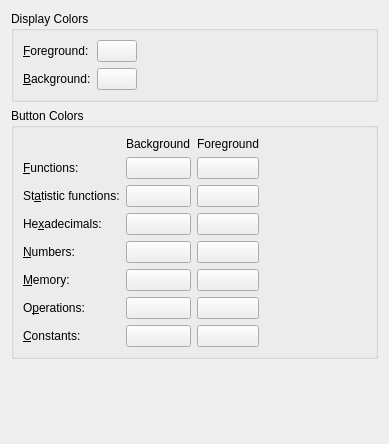
KDE/kcalc, file colors.ui: the form before one commit.
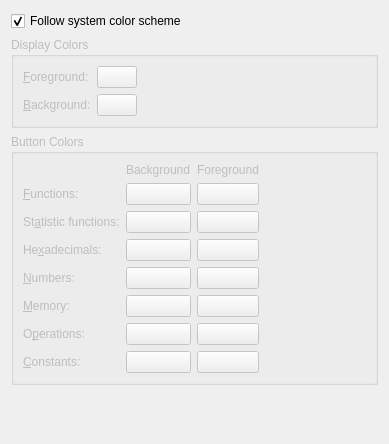
The form after the commit. Custom widgets are drawn as their Qt base class.

Commit message:
Add option to follow system color scheme
Without this, the colors don't follow the color scheme changes, because
the default values of the KConfig entries are calculated at application
launch. If this checkbox is checked, all the custom color settings are
ignored, and the system colors are used.

```diff
--- a/colors.ui
+++ b/colors.ui
@@ -11,8 +11,21 @@
    </rect>
   </property>
   <layout class="QVBoxLayout">
+   <item>
+    <widget class="QCheckBox" name="kcfg_FollowSystemTheme">
+     <property name="text">
+      <string>Follow system color scheme</string>
+     </property>
+     <property name="checked">
+      <bool>true</bool>
+     </property>
+    </widget>
+   </item>
    <item>
     <widget class="QGroupBox" name="displayColorsBox">
+     <property name="enabled">
+      <bool>false</bool>
+     </property>
      <property name="title">
       <string>Display Colors</string>
      </property>
@@ -93,6 +106,9 @@
    </item>
    <item>
     <widget class="QGroupBox" name="buttonColorsBox">
+     <property name="enabled">
+      <bool>false</bool>
+     </property>
      <property name="title">
       <string>Button Colors</string>
      </property>
```
Left out of the diff: 16 changed lines with no effect on the pictures. The commit also changes 5 other files.
